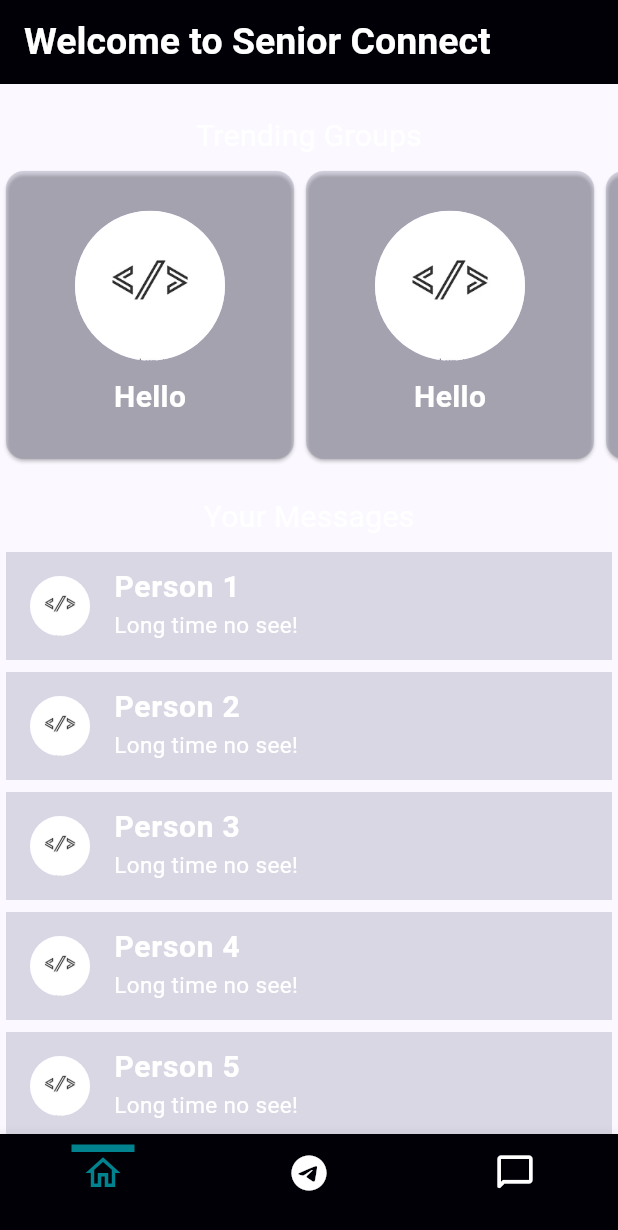
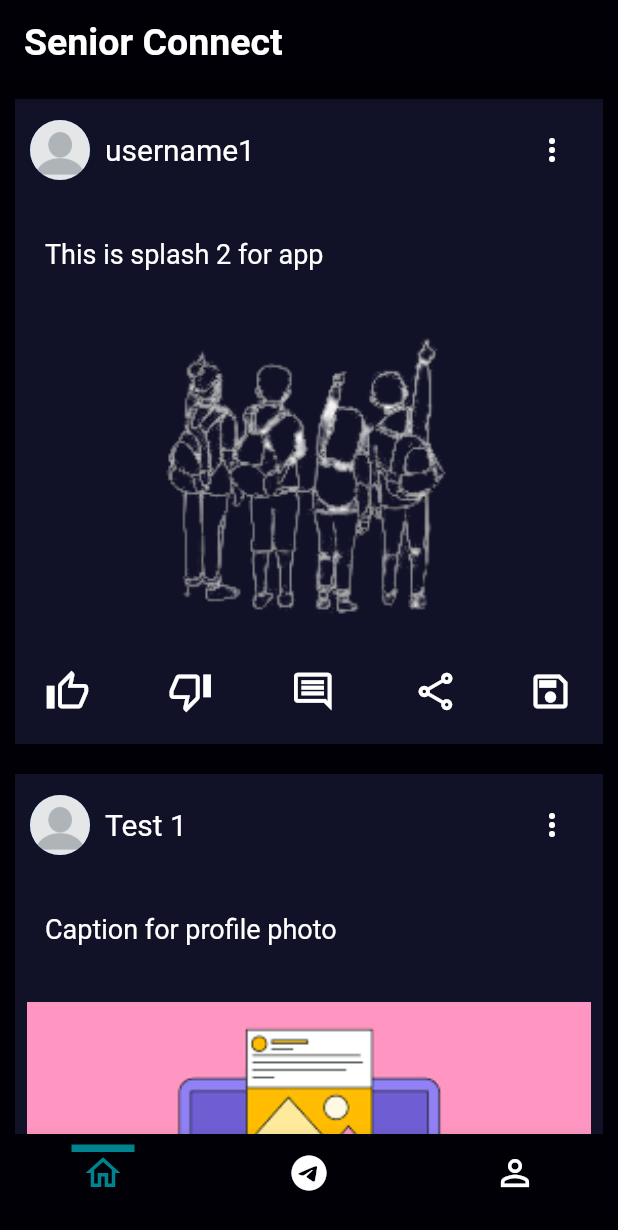
Before and after one commit to Himasnhu-AT/seniorconnect, a Flutter app: the BottomBar screen opened directly, on a phone screen of 412 x 824 dp. Shown: the top 1230 px of the screen. Run offline on Flutter 3.47's test engine with Material 2 defaults, Android fonts, the phone set to English and light mode, and no system bars.

Commit message:
change home UI Fixes #7 home UI update

```diff
--- a/lib/constants/global_variables.dart
+++ b/lib/constants/global_variables.dart
@@ -6,11 +6,15 @@ class GlobalVariable {
   static const String splash1 = 'assests/image/splash1.png';
   static const String splash2 = 'assests/image/splash2.png';
   static const String splash3 = 'assests/image/splash3.png';
-  static const String groupicon = 'assests/image/groupicon.png';
-  static const String profilephoto = 'assests/image/profilephoto.png';
 
   static const Color greyBackgroundCOlor = Color(0xffebecee);
   static var selectedNavBarColor = Colors.cyan[800]!;
   static const unselectedNavBarColor = Colors.white;
   static const backgroundColor = Color.fromARGB(255, 0, 0, 6);
+  static const lightbackgroundColor = Color.fromARGB(51, 87, 87, 169);
+
+  // remove variable below:
+  static const String groupicon = 'assests/image/groupicon.png';
+  static const String postphoto = 'assests/image/postexample.png';
+  static const String profilephoto = 'assests/image/profilephoto.png';
 }
--- a/lib/navigationbarhomescreen.dart
+++ b/lib/navigationbarhomescreen.dart
@@ -1,7 +1,7 @@
 import 'package:flutter/material.dart';
-import 'package:seniorconnect/constants/messagewidget/chatscreen.dart';
 import 'package:seniorconnect/screen/homescreens/chatmaingroup.dart';
-import 'package:seniorconnect/screen/homescreens/homescreen.dart';
+import 'package:seniorconnect/screen/homescreens/mainscreen/homescreen.dart';
+import 'package:seniorconnect/screen/homescreens/profilescreen.dart';
 
 import 'constants/Global_Variables.dart';
 // import 'package:badges/badges.dart';
@@ -20,10 +20,10 @@ class _BottomBarState extends State<BottomBar> {
   double bottomBarBorderWidth = 5;
 
   List<Widget> pages = [
-    const HomeScreen(),
+    HomeScreen(),
     const ShowChatMainGroup(),
-    // const ProfileScreen(),
-    ChatScreen()
+    const ProfileScreen(),
+    // ChatScreen()
   ];
 
   void updatePage(int page) {
@@ -90,28 +90,6 @@ class _BottomBarState extends State<BottomBar> {
 
           // Profile
 
-          // BottomNavigationBarItem(
-          //   icon: Container(
-          //     width: bottomBarWidth,
-          //     decoration: BoxDecoration(
-          //       border: Border(
-          //         top: BorderSide(
-          //           color: _page == 2
-          //               ? GlobalVariable.selectedNavBarColor
-          //               : GlobalVariable.backgroundColor,
-          //           width: bottomBarBorderWidth,
-          //         ),
-          //       ),
-          //     ),
-          //     child: const Icon(
-          //       Icons.person_outline_outlined,
-          //     ),
-          //   ),
-          //   label: '',
-          // ),
-
-          // chat
-
           BottomNavigationBarItem(
             icon: Container(
               width: bottomBarWidth,
@@ -126,7 +104,7 @@ class _BottomBarState extends State<BottomBar> {
                 ),
               ),
               child: const Icon(
-                Icons.chat_bubble_outline_rounded,
+                Icons.person_outline_outlined,
               ),
             ),
             label: '',
--- a/lib/screen/homescreens/homescreen.dart
+++ /dev/null
@@ -1,77 +0,0 @@
-// ignore_for_file: sized_box_for_whitespace
-import 'package:flutter/material.dart';
-import 'package:seniorconnect/constants/Global_Variables.dart';
-import 'package:seniorconnect/screen/chatscreens/trendinggroups.dart';
-import 'package:seniorconnect/screen/chatscreens/yourmessages.dart';
-
-class HomeScreen extends StatefulWidget {
-  static const String routeName = '/home';
-  const HomeScreen({Key? key}) : super(key: key);
-
-  @override
-  State<HomeScreen> createState() => _HomeScreenState();
-}
-
-class _HomeScreenState extends State<HomeScreen> {
-  @override
-  Widget build(BuildContext context) {
-    return Scaffold(
-      appBar: AppBar(
-        title: const Text(
-          'Welcome to Senior Connect',
-          style: TextStyle(
-            fontSize: 25,
-            fontWeight: FontWeight.w600,
-            color: Colors.white,
-          ),
-        ),
-        backgroundColor: GlobalVariable.backgroundColor,
-      ),
-      body: SingleChildScrollView(
-        child: Column(
-          children: [
-            const SizedBox(height: 20),
-            const Text(
-              'Trending Groups',
-              style: TextStyle(
-                fontSize: 20,
-                fontWeight: FontWeight.w400,
-                color: Colors.white,
-              ),
-            ),
-            const SizedBox(height: 5),
-            Container(
-              // width: double.infinity,
-              height: 200,
-              child: const SingleChildScrollView(
-                scrollDirection: Axis.horizontal,
-                child: TrendingGroupChat(),
-              ),
-            ),
-            //
-            //
-            const SizedBox(height: 20),
-            //
-            //
-            const Text(
-              'Your Messages',
-              style: TextStyle(
-                fontSize: 20,
-                fontWeight: FontWeight.w400,
-                color: Colors.white,
-              ),
-            ),
-            const SizedBox(height: 5),
-            Container(
-              width: double.infinity,
-              height: 400,
-              child: const SingleChildScrollView(
-                child: UsersMessages(numberOfChats: 5),
-              ),
-            ),
-          ],
-        ),
-      ),
-    );
-  }
-}
--- /dev/null
+++ b/lib/screen/homescreens/mainscreen/homescreen.dart
@@ -0,0 +1,155 @@
+import 'package:flutter/material.dart';
+import 'package:seniorconnect/screen/homescreens/mainscreen/widget/post.dart';
+import 'package:seniorconnect/screen/homescreens/mainscreen/widget/postwidget.dart';
+
+import '../../../constants/global_variables.dart';
+
+void main() {
+  runApp(HomeScreen());
+}
+
+class HomeScreen extends StatelessWidget {
+  final List<Post> posts = [
+    Post(
+      username: 'username1',
+      profileImage: GlobalVariable.profilephoto,
+      postImage: GlobalVariable.splash2,
+      caption: 'This is splash 2 for app',
+    ),
+    Post(
+      username: 'Test 1',
+      profileImage: GlobalVariable.profilephoto,
+      postImage: GlobalVariable.postphoto,
+      caption: 'Caption for profile photo',
+    ),
+    Post(
+      username: 'Test 1',
+      profileImage: GlobalVariable.profilephoto,
+      postImage: GlobalVariable.splash1,
+      caption: 'This is splash 1 for app',
+    ),
+    Post(
+      username: 'username1',
+      profileImage: GlobalVariable.profilephoto,
+      postImage: GlobalVariable.profilephoto,
+      caption: 'Caption for profile photo',
+    ),
+    // Add more post
+    // syntx:
+    // Post(
+    //   username: '',
+    //   profileImage: ,
+    //   postImage: ,
+    //   caption: '',
+    // ),
+  ];
+
+  HomeScreen({super.key});
+
+  @override
+  Widget build(BuildContext context) {
+    return MaterialApp(
+      home: Scaffold(
+        appBar: AppBar(
+          backgroundColor: GlobalVariable.backgroundColor,
+          title: const Text(
+            'Senior Connect',
+            style: TextStyle(
+              fontSize: 25,
+              fontWeight: FontWeight.w600,
+              color: Colors.white,
+            ),
+          ),
+        ),
+        body: Container(
+          color: GlobalVariable.backgroundColor,
+          child: ListView.builder(
+            itemCount: posts.length,
+            itemBuilder: (context, index) {
+              return PostWidget(post: posts[index]);
+            },
+          ),
+        ),
+      ),
+    );
+  }
+}
+
+// OLD HOME SCREEN:
+// // ignore_for_file: sized_box_for_whitespace
+// import 'package:flutter/material.dart';
+// import 'package:seniorconnect/constants/Global_Variables.dart';
+// import 'package:seniorconnect/screen/chatscreens/trendinggroups.dart';
+// import 'package:seniorconnect/screen/chatscreens/yourmessages.dart';
+
+// class HomeScreen extends StatefulWidget {
+//   static const String routeName = '/home';
+//   const HomeScreen({Key? key}) : super(key: key);
+
+//   @override
+//   State<HomeScreen> createState() => _HomeScreenState();
+// }
+
+// class _HomeScreenState extends State<HomeScreen> {
+//   @override
+//   Widget build(BuildContext context) {
+//     return Scaffold(
+//       appBar: AppBar(
+//         title: const Text(
+//           'Welcome to Senior Connect',
+//           style: TextStyle(
+//             fontSize: 25,
+//             fontWeight: FontWeight.w600,
+//             color: Colors.white,
+//           ),
+//         ),
+//         backgroundColor: GlobalVariable.backgroundColor,
+//       ),
+//       body: SingleChildScrollView(
+//         child: Column(
+//           children: [
+//             const SizedBox(height: 20),
+//             const Text(
+//               'Trending Groups',
+//               style: TextStyle(
+//                 fontSize: 20,
+//                 fontWeight: FontWeight.w400,
+//                 color: Colors.white,
+//               ),
+//             ),
+//             const SizedBox(height: 5),
+//             Container(
+//               // width: double.infinity,
+//               height: 200,
+//               child: const SingleChildScrollView(
+//                 scrollDirection: Axis.horizontal,
+//                 child: TrendingGroupChat(),
+//               ),
+//             ),
+//             //
+//             //
+//             const SizedBox(height: 20),
+//             //
+//             //
+//             const Text(
+//               'Your Messages',
+//               style: TextStyle(
+//                 fontSize: 20,
+//                 fontWeight: FontWeight.w400,
+//                 color: Colors.white,
+//               ),
+//             ),
+//             const SizedBox(height: 5),
+//             Container(
+//               width: double.infinity,
+//               height: 400,
+//               child: const SingleChildScrollView(
+//                 child: UsersMessages(numberOfChats: 5),
+//               ),
+//             ),
+//           ],
+//         ),
+//       ),
+//     );
+//   }
+// }
--- /dev/null
+++ b/lib/screen/homescreens/mainscreen/widget/post.dart
@@ -0,0 +1,13 @@
+class Post {
+  final String username;
+  final String profileImage;
+  final String postImage;
+  final String caption;
+
+  Post({
+    required this.username,
+    required this.profileImage,
+    required this.postImage,
+    required this.caption,
+  });
+}
--- /dev/null
+++ b/lib/screen/homescreens/mainscreen/widget/postwidget.dart
@@ -0,0 +1,134 @@
+import 'package:flutter/material.dart';
+import 'package:seniorconnect/screen/homescreens/mainscreen/widget/post.dart';
+
+import '../../../../constants/global_variables.dart';
+
+class PostWidget extends StatelessWidget {
+  final Post post;
+
+  const PostWidget({super.key, required this.post});
+
+  @override
+  Widget build(BuildContext context) {
+    return Container(
+      color: GlobalVariable.lightbackgroundColor,
+      margin: const EdgeInsets.all(10),
+      child: Column(
+        crossAxisAlignment: CrossAxisAlignment.start,
+        children: [
+          Padding(
+            padding: const EdgeInsets.all(10.0),
+            child: Row(
+              children: [
+                CircleAvatar(
+                  backgroundImage: AssetImage(post.profileImage),
+                ),
+                const SizedBox(width: 10),
+                Text(
+                  post.username,
+                  style: const TextStyle(
+                    color: Colors.white,
+                    fontSize: 20,
+                    fontWeight: FontWeight.normal,
+                  ),
+                ),
+                const Spacer(), // Add space to push the dots icon to the right
+                PopupMenuButton(
+                  itemBuilder: (context) => [
+                    const PopupMenuItem(
+                      value: 'delete',
+                      child: Text('Delete Post'),
+                    ),
+                    const PopupMenuItem(
+                      value: 'share',
+                      child: Text('Share Post'),
+                    ),
+                    // Add more menu items if needed
+                  ],
+                  onSelected: (value) {
+                    // Implement actions based on the selected value
+                    if (value == 'delete') {
+                      // Delete post logic
+                    } else if (value == 'share') {
+                      // Share post logic
+                    }
+                  },
+                  icon: const Icon(
+                    Icons.more_vert,
+                    color: Colors.white,
+                  ),
+                ),
+              ],
+            ),
+          ),
+          const SizedBox(height: 5),
+          Padding(
+            padding: const EdgeInsets.all(20.0),
+            child: Text(
+              post.caption,
+              style: const TextStyle(
+                color: Colors.white,
+                fontSize: 18,
+                fontWeight: FontWeight.normal,
+              ),
+            ),
+          ),
+          const SizedBox(height: 10),
+          Padding(
+            padding: const EdgeInsets.all(8.0),
+            child: Image.asset(
+              post.postImage,
+              fit: BoxFit.cover,
+              width: double.infinity,
+              height: 200,
+            ),
+          ),
+          //
+          // bottom buttons
+          //
+          const Padding(
+            padding: EdgeInsets.all(20.0),
+            child: Row(
+                mainAxisAlignment: MainAxisAlignment.spaceBetween,
+                children: [
+                  // add icon like
+                  Icon(
+                    size: 30,
+                    Icons.thumb_up_alt_outlined,
+                    color: Colors.white,
+                  ),
+                  SizedBox(width: 5),
+                  // thumbs down icon
+                  Icon(
+                    size: 30,
+                    Icons.thumb_down_alt_outlined,
+                    color: Colors.white,
+                  ),
+                  SizedBox(width: 5),
+                  // add icon comment
+                  Icon(
+                    size: 30,
+                    Icons.comment_outlined,
+                    color: Colors.white,
+                  ),
+                  SizedBox(width: 5),
+                  // add icon share
+                  Icon(
+                    size: 30,
+                    Icons.share_outlined,
+                    color: Colors.white,
+                  ),
+                  SizedBox(height: 5),
+                  // add icon save],
+                  Icon(
+                    size: 30,
+                    Icons.save_outlined,
+                    color: Colors.white,
+                  ),
+                ]),
+          ),
+        ],
+      ),
+    );
+  }
+}
--- a/lib/screen/homescreens/profilescreen.dart
+++ b/lib/screen/homescreens/profilescreen.dart
@@ -1,3 +1,5 @@
+// ignore_for_file: sized_box_for_whitespace
+
 import 'package:flutter/material.dart';
 
 import '../../constants/global_variables.dart';
@@ -15,7 +17,7 @@ class _ProfileScreenState extends State<ProfileScreen> {
       context,
       MaterialPageRoute(
         builder: (context) =>
-            ImageViewScreen(), // Replace ImageViewScreen with the name of your image view screen
+            const ImageViewScreen(), // Replace ImageViewScreen with the name of your image view screen
       ),
     );
   }
```
Also changed, not shown: assests/image/postexample.png (added).
